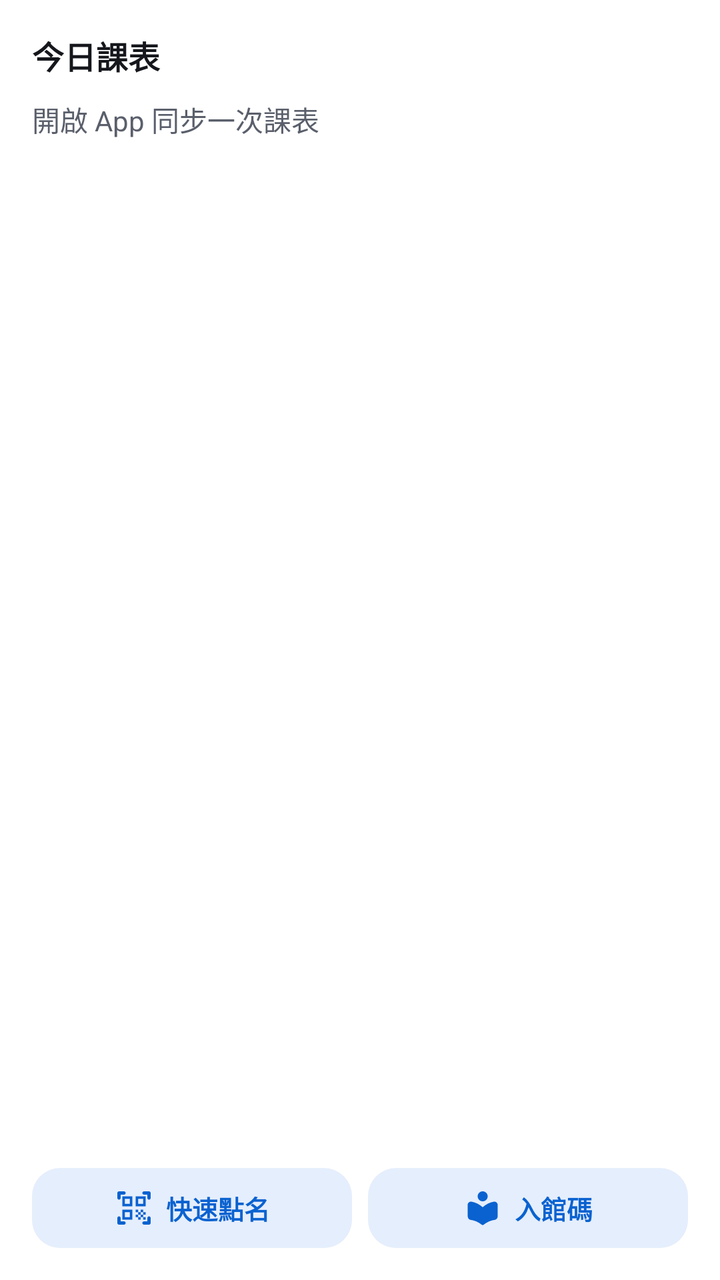
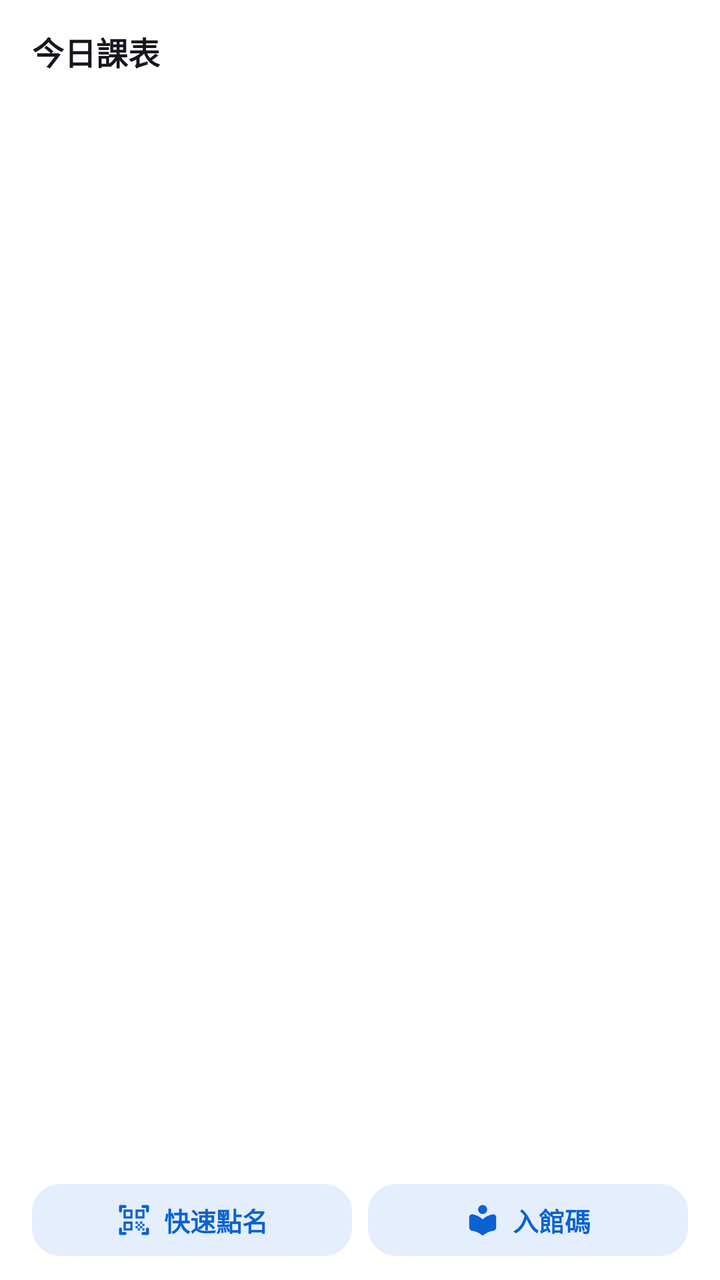

Two renders of the same Android screen: before a commit and after it. Below are the layout's source before the change and the commit's diff.
<!-- AndroidManifest.xml: fallback theme Theme.MaterialComponents.DayNight.NoActionBar -->
<!-- res/layout/schedule_widget.xml -->
<?xml version="1.0" encoding="utf-8"?>
<LinearLayout xmlns:android="http://schemas.android.com/apk/res/android"
    android:id="@+id/widget_root" android:layout_width="match_parent" android:layout_height="match_parent"
    android:orientation="vertical" android:padding="16dp" android:background="@drawable/widget_background"
    android:contentDescription="今日課表，點一下開啟 App">
    <TextView android:id="@+id/widget_title" android:layout_width="match_parent"
        android:layout_height="wrap_content" android:text="今日課表" android:textColor="@color/widget_text"
        android:textSize="16sp" android:textStyle="bold" android:maxLines="1" />
    <TextView android:id="@+id/widget_body" android:layout_width="match_parent"
        android:layout_height="0dp" android:layout_weight="1" android:layout_marginTop="10dp"
        android:text="開啟 App 同步一次課表" android:textColor="@color/widget_text_secondary" android:textSize="14sp"
        android:ellipsize="end" />
    <LinearLayout android:layout_width="match_parent" android:layout_height="wrap_content"
        android:layout_marginTop="10dp" android:orientation="horizontal">
        <LinearLayout android:id="@+id/widget_attendance" android:layout_width="0dp" android:layout_height="40dp"
            android:layout_weight="1" android:orientation="horizontal" android:gravity="center"
            android:background="@drawable/widget_tile" android:contentDescription="快速點名">
            <ImageView android:layout_width="20dp" android:layout_height="20dp"
                android:src="@drawable/ic_quick_attendance" android:importantForAccessibility="no" />
            <TextView android:layout_width="wrap_content" android:layout_height="wrap_content"
                android:layout_marginStart="6dp" android:text="快速點名" android:textColor="@color/widget_glyph"
                android:textSize="13sp" android:textStyle="bold" android:maxLines="1" />
        </LinearLayout>

        <LinearLayout android:id="@+id/widget_library" android:layout_width="0dp" android:layout_height="40dp"
            android:layout_marginStart="8dp"
            android:layout_weight="1" android:orientation="horizontal" android:gravity="center"
            android:background="@drawable/widget_tile" android:contentDescription="入館碼">
            <ImageView android:layout_width="20dp" android:layout_height="20dp"
                android:src="@drawable/ic_quick_library" android:importantForAccessibility="no" />
            <TextView android:layout_width="wrap_content" android:layout_height="wrap_content"
                android:layout_marginStart="6dp" android:text="入館碼" android:textColor="@color/widget_glyph"
                android:textSize="13sp" android:textStyle="bold" android:maxLines="1" />
        </LinearLayout>
    </LinearLayout>
</LinearLayout>
<!-- resources referenced by this layout -->
<resources>
  <color name="widget_glyph">#0A62D0</color>
  <color name="widget_text">#15171C</color>
  <color name="widget_text_secondary">#5A5F6B</color>
  <!-- drawable ic_quick_attendance (drawable) -->
  <?xml version="1.0" encoding="utf-8"?>
  <vector xmlns:android="http://schemas.android.com/apk/res/android"
      android:width="24dp" android:height="24dp" android:viewportWidth="24" android:viewportHeight="24">
      <group>
          <path android:fillColor="@color/widget_glyph" android:pathData="M9.5,6.5v3h-3v-3H9.5 M11,5H5v6h6V5L11,5z M9.5,14.5v3h-3v-3H9.5 M11,13H5v6h6V13L11,13z M17.5,6.5v3h-3v-3H17.5 M19,5h-6v6 h6V5L19,5z M13,13h1.5v1.5H13V13z M14.5,14.5H16V16h-1.5V14.5z M16,13h1.5v1.5H16V13z M13,16h1.5v1.5H13V16z M14.5,17.5H16V19h-1.5 V17.5z M16,16h1.5v1.5H16V16z M17.5,14.5H19V16h-1.5V14.5z M17.5,17.5H19V19h-1.5V17.5z M21,7L21,7c-0.55,0-1-0.45-1-1V4h-2 c-0.55,0-1-0.45-1-1v0c0-0.55,0.45-1,1-1h3c0.55,0,1,0.45,1,1v3C22,6.55,21.55,7,21,7z M22,21v-3c0-0.55-0.45-1-1-1h0 c-0.55,0-1,0.45-1,1v2h-2c-0.55,0-1,0.45-1,1v0c0,0.55,0.45,1,1,1h3C21.55,22,22,21.55,22,21z M3,22h3c0.55,0,1-0.45,1-1v0 c0-0.55-0.45-1-1-1H4v-2c0-0.55-0.45-1-1-1h0c-0.55,0-1,0.45-1,1v3C2,21.55,2.45,22,3,22z M2,3v3c0,0.55,0.45,1,1,1h0 c0.55,0,1-0.45,1-1V4h2c0.55,0,1-0.45,1-1v0c0-0.55-0.45-1-1-1H3C2.45,2,2,2.45,2,3z" />
      </group>
  </vector>
  <!-- drawable ic_quick_library (drawable) -->
  <?xml version="1.0" encoding="utf-8"?>
  <vector xmlns:android="http://schemas.android.com/apk/res/android"
      android:width="24dp" android:height="24dp" android:viewportWidth="24" android:viewportHeight="24">
      <group>
          <path android:fillColor="@color/widget_glyph" android:pathData="M12 11.55c-1.82-1.7-4.12-2.89-6.68-3.35C4.11 7.99 3 8.95 3 10.18v6.24c0 1.68.72 2.56 1.71 2.69 2.5.32 4.77 1.35 6.63 2.87.35.29.92.32 1.27.04 1.87-1.53 4.16-2.58 6.68-2.9.94-.13 1.71-1.06 1.71-2.02v-6.92c0-1.23-1.11-2.19-2.32-1.98-2.56.46-4.86 1.65-6.68 3.35zM12 8c1.66 0 3-1.34 3-3s-1.34-3-3-3-3 1.34-3 3 1.34 3 3 3z" />
      </group>
  </vector>
  <!-- drawable widget_background (drawable) -->
  <?xml version="1.0" encoding="utf-8"?>
  <shape xmlns:android="http://schemas.android.com/apk/res/android">
      <solid android:color="@color/widget_background" />
      <corners android:radius="24dp" />
  </shape>
  <!-- drawable widget_tile (drawable) -->
  <?xml version="1.0" encoding="utf-8"?>
  <shape xmlns:android="http://schemas.android.com/apk/res/android">
      <solid android:color="@color/widget_tile" />
      <corners android:radius="14dp" />
  </shape>
  <color name="widget_background">#FFFFFF</color>
  <color name="widget_tile">#E5EEFC</color>
</resources>

<!-- the commit's change to res/layout/schedule_widget.xml (unified diff, before → after) -->
@@ -1,32 +1,61 @@
 <?xml version="1.0" encoding="utf-8"?>
 <LinearLayout xmlns:android="http://schemas.android.com/apk/res/android"
     android:id="@+id/widget_root" android:layout_width="match_parent" android:layout_height="match_parent"
-    android:orientation="vertical" android:padding="16dp" android:background="@drawable/widget_background"
-    android:contentDescription="今日課表，點一下開啟 App">
-    <TextView android:id="@+id/widget_title" android:layout_width="match_parent"
-        android:layout_height="wrap_content" android:text="今日課表" android:textColor="@color/widget_text"
-        android:textSize="16sp" android:textStyle="bold" android:maxLines="1" />
-    <TextView android:id="@+id/widget_body" android:layout_width="match_parent"
-        android:layout_height="0dp" android:layout_weight="1" android:layout_marginTop="10dp"
-        android:text="開啟 App 同步一次課表" android:textColor="@color/widget_text_secondary" android:textSize="14sp"
-        android:ellipsize="end" />
+    android:orientation="vertical" android:paddingStart="16dp" android:paddingEnd="16dp"
+    android:paddingTop="14dp" android:paddingBottom="12dp" android:background="@drawable/widget_background"
+    android:contentDescription="今日課表，點一下開啟課表">
     <LinearLayout android:layout_width="match_parent" android:layout_height="wrap_content"
-        android:layout_marginTop="10dp" android:orientation="horizontal">
-        <LinearLayout android:id="@+id/widget_attendance" android:layout_width="0dp" android:layout_height="40dp"
+        android:orientation="horizontal" android:gravity="center_vertical">
+        <LinearLayout android:layout_width="0dp" android:layout_height="wrap_content"
+            android:layout_weight="1" android:orientation="vertical">
+            <TextView android:id="@+id/widget_title" android:layout_width="wrap_content"
+                android:layout_height="wrap_content" android:text="今日課表" android:textColor="@color/widget_text"
+                android:textSize="16sp" android:textStyle="bold" android:maxLines="1" />
+            <TextView android:id="@+id/widget_subtitle" android:layout_width="wrap_content"
+                android:layout_height="wrap_content" android:layout_marginTop="1dp" android:text=""
+                android:textColor="@color/widget_text_secondary" android:textSize="12sp" android:maxLines="1" />
+        </LinearLayout>
+        <TextView android:id="@+id/widget_status" android:layout_width="wrap_content"
+            android:layout_height="wrap_content" android:background="@drawable/widget_pill"
+            android:paddingStart="9dp" android:paddingEnd="9dp" android:paddingTop="3dp" android:paddingBottom="3dp"
+            android:text="" android:textColor="@color/widget_glyph" android:textSize="11sp" android:textStyle="bold"
+            android:maxLines="1" android:visibility="gone" />
+    </LinearLayout>
+
+    <LinearLayout android:id="@+id/widget_rows" android:layout_width="match_parent" android:layout_height="0dp"
+        android:layout_weight="1" android:layout_marginTop="8dp" android:orientation="vertical" />
+
+    <LinearLayout android:id="@+id/widget_empty" android:layout_width="match_parent" android:layout_height="0dp"
+        android:layout_weight="1" android:orientation="vertical" android:gravity="center"
+        android:visibility="gone">
+        <TextView android:id="@+id/widget_empty_title" android:layout_width="wrap_content"
+            android:layout_height="wrap_content" android:text="今天沒有課" android:textColor="@color/widget_text"
+            android:textSize="15sp" android:textStyle="bold" android:maxLines="1" />
+        <TextView android:id="@+id/widget_empty_detail" android:layout_width="wrap_content"
+            android:layout_height="wrap_content" android:layout_marginTop="4dp" android:gravity="center"
+            android:text="" android:textColor="@color/widget_text_secondary" android:textSize="12sp"
+            android:maxLines="2" android:ellipsize="end" />
+    </LinearLayout>
+
+    <TextView android:id="@+id/widget_more" android:layout_width="match_parent"
+        android:layout_height="wrap_content" android:text="" android:textColor="@color/widget_text_secondary"
+        android:textSize="11sp" android:maxLines="1" android:visibility="gone" />
+
+    <LinearLayout android:id="@+id/widget_actions" android:layout_width="match_parent"
+        android:layout_height="wrap_content" android:layout_marginTop="8dp" android:orientation="horizontal">
+        <LinearLayout android:id="@+id/widget_attendance" android:layout_width="0dp" android:layout_height="36dp"
             android:layout_weight="1" android:orientation="horizontal" android:gravity="center"
             android:background="@drawable/widget_tile" android:contentDescription="快速點名">
-            <ImageView android:layout_width="20dp" android:layout_height="20dp"
+            <ImageView android:layout_width="18dp" android:layout_height="18dp"
                 android:src="@drawable/ic_quick_attendance" android:importantForAccessibility="no" />
             <TextView android:layout_width="wrap_content" android:layout_height="wrap_content"
                 android:layout_marginStart="6dp" android:text="快速點名" android:textColor="@color/widget_glyph"
                 android:textSize="13sp" android:textStyle="bold" android:maxLines="1" />
         </LinearLayout>
-
-        <LinearLayout android:id="@+id/widget_library" android:layout_width="0dp" android:layout_height="40dp"
-            android:layout_marginStart="8dp"
-            android:layout_weight="1" android:orientation="horizontal" android:gravity="center"
-            android:background="@drawable/widget_tile" android:contentDescription="入館碼">
-            <ImageView android:layout_width="20dp" android:layout_height="20dp"
+        <LinearLayout android:id="@+id/widget_library" android:layout_width="0dp" android:layout_height="36dp"
+            android:layout_marginStart="8dp" android:layout_weight="1" android:orientation="horizontal"
+            android:gravity="center" android:background="@drawable/widget_tile" android:contentDescription="入館碼">
+            <ImageView android:layout_width="18dp" android:layout_height="18dp"
                 android:src="@drawable/ic_quick_library" android:importantForAccessibility="no" />
             <TextView android:layout_width="wrap_content" android:layout_height="wrap_content"
                 android:layout_marginStart="6dp" android:text="入館碼" android:textColor="@color/widget_glyph"
<!-- resource entries referenced after the edit -->
@@ -25,6 +25,12 @@
       <solid android:color="@color/widget_background" />
       <corners android:radius="24dp" />
   </shape>
+  <!-- drawable widget_pill (drawable) -->
+  <?xml version="1.0" encoding="utf-8"?>
+  <shape xmlns:android="http://schemas.android.com/apk/res/android">
+      <solid android:color="@color/widget_tile" />
+      <corners android:radius="999dp" />
+  </shape>
   <!-- drawable widget_tile (drawable) -->
   <?xml version="1.0" encoding="utf-8"?>
   <shape xmlns:android="http://schemas.android.com/apk/res/android">
